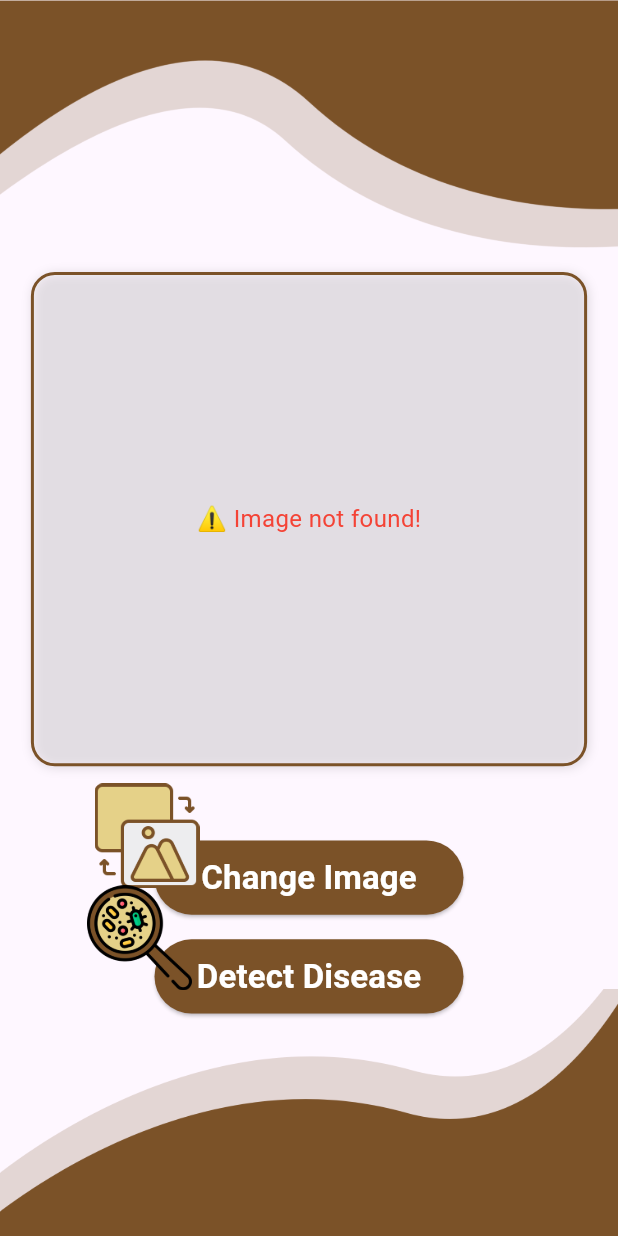
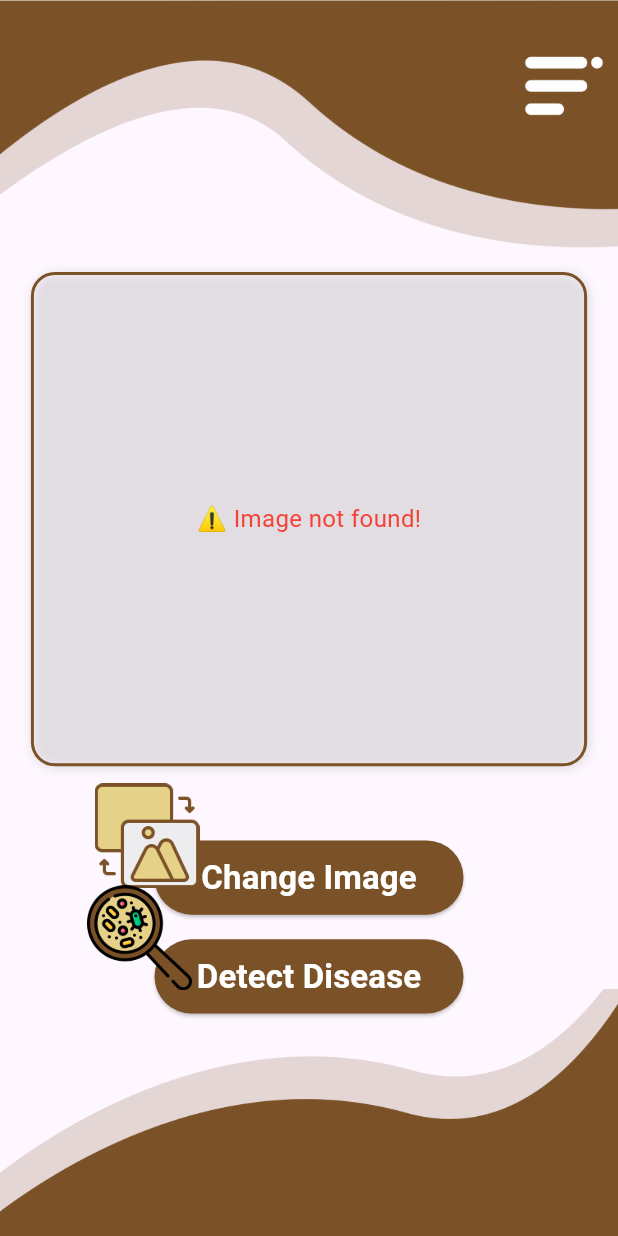
Before and after one commit to jasim-786/FYP, a Flutter app: the DetectionScreen screen opened directly with empty values, on a phone screen of 412 x 824 dp. Run offline on Flutter 3.47's test engine with Material 3 defaults, Android fonts, the phone set to English and light mode, and no system bars; our stand-ins replace image_picker, permission_handler.

Commit message:
Sidebar added in Detection Screen.

```diff
--- a/lib/DetectionScreen.dart
+++ b/lib/DetectionScreen.dart
@@ -1,6 +1,9 @@
 // ignore_for_file: prefer_const_constructors, prefer_const_literals_to_create_immutables, sort_child_properties_last, file_names, use_key_in_widget_constructors, unnecessary_null_comparison, library_private_types_in_public_api, use_super_parameters
 
 import 'package:flutter/material.dart';
+import 'package:flutter_application_1/AboutUsScreen.dart';
+import 'package:flutter_application_1/HomeScreen.dart';
+import 'package:flutter_application_1/Onboarding1.dart';
 import 'dart:io';
 import 'package:image_picker/image_picker.dart';
 
@@ -75,6 +78,93 @@ class _DetectionScreenState extends State<DetectionScreen> {
     bool fileExists = imageFile.existsSync(); // Check if file exists
 
     return Scaffold(
+      drawer: Drawer(
+        child: Container(
+          color: Color(0xFFE5D188), // Light yellow background
+          child: Stack(
+            children: [
+              Column(
+                children: [
+                  // Top Section with Background Image
+                  Container(
+                    height: screenHeight * 0.25,
+                    width: double.infinity,
+                    decoration: BoxDecoration(
+                      image: DecorationImage(
+                        image: AssetImage("assets/images/Sidebar_Top.png"),
+                        fit: BoxFit.cover,
+                      ),
+                    ),
+                  ),
+
+                  SizedBox(height: 20), // Spacing
+
+                  // Sidebar Buttons
+                  buildSidebarButton(
+                    customIconPath: "assets/icons/Home_icon.png",
+                    text: "Home",
+                    onTap: () {
+                      Navigator.push(
+                        context,
+                        MaterialPageRoute(builder: (context) => HomeScreen()),
+                      );
+                    },
+                  ),
+                  buildSidebarButton(
+                    customIconPath: "assets/icons/profile_icon.png",
+                    text: "Profile",
+                    onTap: () {
+                      // Handle Profile Navigation
+                    },
+                  ),
+                  buildSidebarButton(
+                    customIconPath: "assets/icons/help_icon.png",
+                    text: "Help",
+                    onTap: () {
+                      Navigator.push(
+                        context,
+                        MaterialPageRoute(builder: (context) => Onboarding1()),
+                      );
+                    },
+                  ),
+                  buildSidebarButton(
+                    customIconPath: "assets/icons/feedback_icon.png",
+                    text: "Feedback",
+                    onTap: () {
+                      // Handle Profile Navigation
+                    },
+                  ),
+                  buildSidebarButton(
+                    customIconPath: "assets/icons/info_icon.png",
+                    text: "About Us",
+                    onTap: () {
+                      Navigator.push(
+                        context,
+                        MaterialPageRoute(
+                            builder: (context) => AboutUsScreen()),
+                      );
+                    },
+                  ),
+                ],
+              ),
+
+              // Logo Positioned Below Top Section
+              Positioned(
+                top: screenHeight * 0.1, // Adjust for desired position
+                left: 0,
+                right: 140,
+                child: Center(
+                  child: Image.asset(
+                    "assets/images/logo.png",
+                    height: 140, // Adjust size as needed
+                    width: 140, // Adjust size as needed
+                  ),
+                ),
+              ),
+            ],
+          ),
+        ),
+      ),
       body: Stack(
         children: [
           // Top Image Covering Full Width
@@ -100,6 +190,24 @@ class _DetectionScreenState extends State<DetectionScreen> {
               fit: BoxFit.cover,
               height: screenHeight * 0.2,
               width: screenWidth,
+            ),
+          ),
+
+          // Sidebar Icon at Top Right
+          Positioned(
+            top: 25,
+            right: 5,
+            child: Builder(
+              builder: (context) => GestureDetector(
+                onTap: () {
+                  Scaffold.of(context).openDrawer();
+                },
+                child: Image.asset(
+                  "assets/icons/menu.png",
+                  height: 62,
+                  width: 62,
+                ),
+              ),
             ),
           ),
 
```
